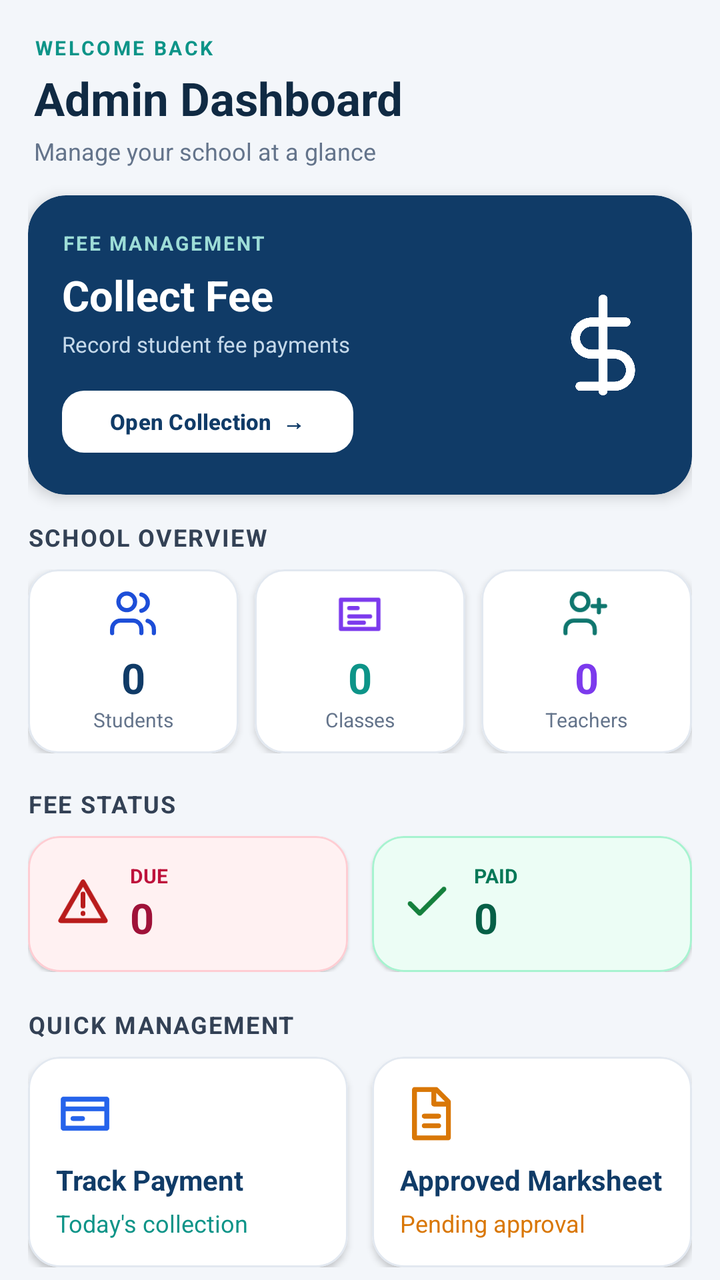
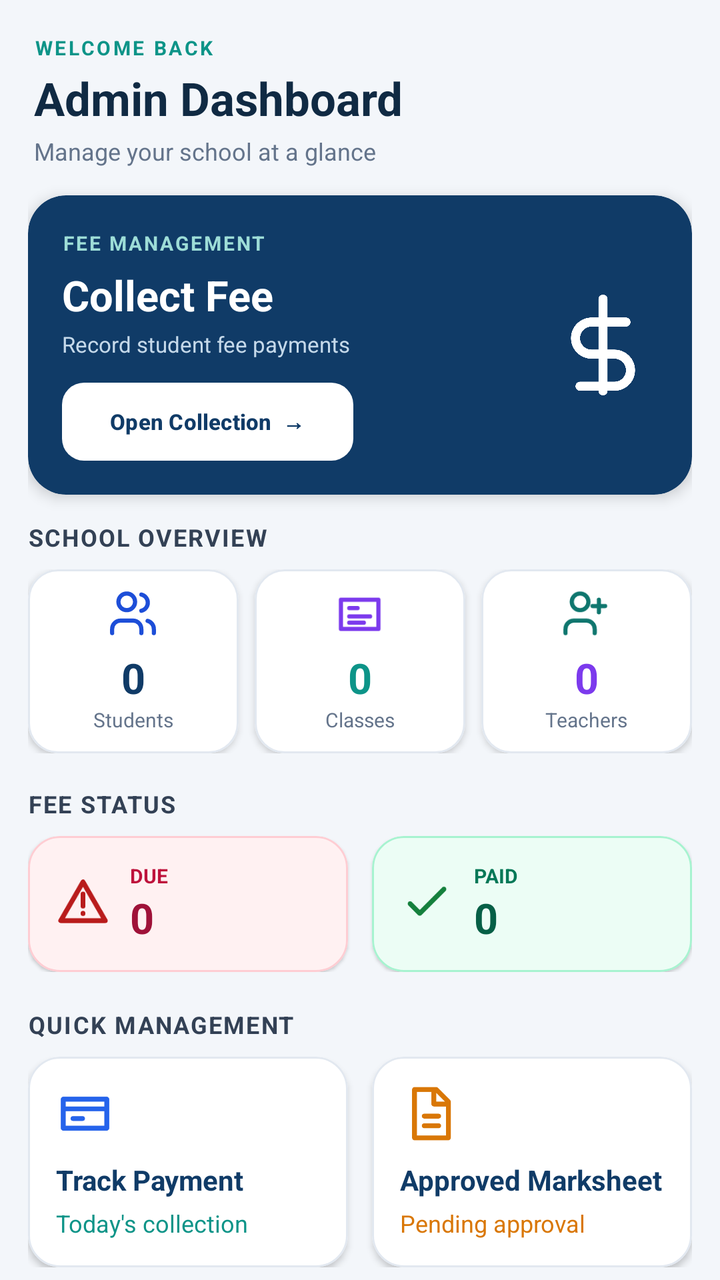

An Android layout rendered at two revisions. The XML below is the earlier revision; the diff shows what the commit changed to produce the second picture.
<!-- AndroidManifest.xml: application theme Theme.SchoolManager -->
<!-- res/layout/fragment_dashboard.xml -->
<?xml version="1.0" encoding="utf-8"?>
<androidx.core.widget.NestedScrollView
    xmlns:android="http://schemas.android.com/apk/res/android"
    xmlns:app="http://schemas.android.com/apk/res-auto"
    android:layout_width="match_parent"
    android:layout_height="match_parent"
    android:background="#F3F6FA"
    android:fillViewport="true"
    android:clipToPadding="false">

    <LinearLayout
        android:layout_width="match_parent"
        android:layout_height="wrap_content"
        android:orientation="vertical"
        android:padding="14dp">

        
        <LinearLayout
            android:layout_width="match_parent"
            android:layout_height="wrap_content"
            android:orientation="vertical"
            android:paddingStart="3dp"
            android:paddingTop="3dp"
            android:paddingBottom="14dp">

            <TextView
                android:layout_width="wrap_content"
                android:layout_height="wrap_content"
                android:text="WELCOME BACK"
                android:textColor="#0D9488"
                android:textSize="10sp"
                android:letterSpacing="0.12"
                android:textStyle="bold"/>

            <TextView
                android:layout_width="match_parent"
                android:layout_height="wrap_content"
                android:layout_marginTop="3dp"
                android:text="Admin Dashboard"
                android:textColor="#102A43"
                android:textSize="23sp"
                android:textStyle="bold"/>

            <TextView
                android:layout_width="wrap_content"
                android:layout_height="wrap_content"
                android:layout_marginTop="3dp"
                android:text="Manage your school at a glance"
                android:textColor="#64748B"
                android:textSize="12sp"/>
        </LinearLayout>

        
        <com.google.android.material.card.MaterialCardView
            android:id="@+id/cardCollectFee"
            android:layout_width="match_parent"
            android:layout_height="wrap_content"
            android:layout_marginBottom="13dp"
            app:cardBackgroundColor="#103B67"
            app:cardCornerRadius="19dp"
            app:cardElevation="4dp"
            app:strokeWidth="0dp">

            <LinearLayout
                android:layout_width="match_parent"
                android:layout_height="wrap_content"
                android:gravity="center_vertical"
                android:orientation="horizontal"
                android:padding="17dp">

                <LinearLayout
                    android:layout_width="0dp"
                    android:layout_height="wrap_content"
                    android:layout_weight="1"
                    android:orientation="vertical">

                    <TextView
                        android:layout_width="wrap_content"
                        android:layout_height="wrap_content"
                        android:text="FEE MANAGEMENT"
                        android:textColor="#9DDDD7"
                        android:textSize="10sp"
                        android:letterSpacing="0.1"
                        android:textStyle="bold"/>

                    <TextView
                        android:layout_width="wrap_content"
                        android:layout_height="wrap_content"
                        android:layout_marginTop="5dp"
                        android:text="Collect Fee"
                        android:textColor="#FFFFFF"
                        android:textSize="21sp"
                        android:textStyle="bold"/>

                    <TextView
                        android:layout_width="wrap_content"
                        android:layout_height="wrap_content"
                        android:layout_marginTop="3dp"
                        android:text="Record student fee payments"
                        android:textColor="#C5D9EA"
                        android:textSize="11sp"/>

                    <com.google.android.material.button.MaterialButton
                        android:id="@+id/btnQuickCollect"
                        android:layout_width="wrap_content"
                        android:layout_height="39dp"
                        android:layout_marginTop="12dp"
                        android:text="Open Collection  →"
                        android:textColor="#103B67"
                        android:textSize="11sp"
                        android:textStyle="bold"
                        app:backgroundTint="#FFFFFF"
                        app:cornerRadius="11dp"
                        app:insetTop="0dp"
                        app:insetBottom="0dp"/>
                </LinearLayout>

                <ImageView
                    android:layout_width="55dp"
                    android:layout_height="55dp"
                    android:layout_marginStart="8dp"
                    android:src="@drawable/ic_dash_collect"
                    android:contentDescription="Collect fee"/>
            </LinearLayout>
        </com.google.android.material.card.MaterialCardView>

        
        <TextView
            android:layout_width="wrap_content"
            android:layout_height="wrap_content"
            android:layout_marginBottom="8dp"
            android:text="SCHOOL OVERVIEW"
            android:textColor="#334155"
            android:textSize="12sp"
            android:textStyle="bold"
            android:letterSpacing="0.06"/>

        <LinearLayout
            android:layout_width="match_parent"
            android:layout_height="wrap_content"
            android:orientation="horizontal"
            android:baselineAligned="false">

            <com.google.android.material.card.MaterialCardView
                android:id="@+id/cardStudents"
                android:layout_width="0dp"
                android:layout_height="wrap_content"
                android:layout_weight="1"
                android:layout_marginEnd="5dp"
                app:cardBackgroundColor="#FFFFFF"
                app:cardCornerRadius="15dp"
                app:cardElevation="2dp"
                app:strokeColor="#E2E8F0"
                app:strokeWidth="1dp">

                <LinearLayout
                    android:layout_width="match_parent"
                    android:layout_height="wrap_content"
                    android:gravity="center"
                    android:orientation="vertical"
                    android:padding="10dp">

                    <ImageView
                        android:layout_width="25dp"
                        android:layout_height="25dp"
                        android:src="@drawable/ic_dash_students"
                        android:contentDescription="Students"/>

                    <TextView
                        android:id="@+id/tvStudentCount"
                        android:layout_width="wrap_content"
                        android:layout_height="wrap_content"
                        android:layout_marginTop="5dp"
                        android:text="0"
                        android:textColor="#103B67"
                        android:textSize="21sp"
                        android:textStyle="bold"/>

                    <TextView
                        android:layout_width="wrap_content"
                        android:layout_height="wrap_content"
                        android:text="Students"
                        android:textColor="#64748B"
                        android:textSize="10sp"/>
                </LinearLayout>
            </com.google.android.material.card.MaterialCardView>

            <com.google.android.material.card.MaterialCardView
                android:id="@+id/cardClasses"
                android:layout_width="0dp"
                android:layout_height="wrap_content"
                android:layout_weight="1"
                android:layout_marginHorizontal="3dp"
                app:cardBackgroundColor="#FFFFFF"
                app:cardCornerRadius="15dp"
                app:cardElevation="2dp"
                app:strokeColor="#E2E8F0"
                app:strokeWidth="1dp">

                <LinearLayout
                    android:layout_width="match_parent"
                    android:layout_height="wrap_content"
                    android:gravity="center"
                    android:orientation="vertical"
                    android:padding="10dp">

                    <ImageView
                        android:layout_width="25dp"
                        android:layout_height="25dp"
                        android:src="@drawable/ic_dash_class"
                        android:contentDescription="Classes"/>

                    <TextView
                        android:id="@+id/tvClassCount"
                        android:layout_width="wrap_content"
                        android:layout_height="wrap_content"
                        android:layout_marginTop="5dp"
                        android:text="0"
                        android:textColor="#0D9488"
                        android:textSize="21sp"
                        android:textStyle="bold"/>

                    <TextView
                        android:layout_width="wrap_content"
                        android:layout_height="wrap_content"
                        android:text="Classes"
                        android:textColor="#64748B"
                        android:textSize="10sp"/>
                </LinearLayout>
            </com.google.android.material.card.MaterialCardView>

            <com.google.android.material.card.MaterialCardView
                android:id="@+id/cardTeachers"
                android:layout_width="0dp"
                android:layout_height="wrap_content"
                android:layout_weight="1"
                android:layout_marginStart="5dp"
                app:cardBackgroundColor="#FFFFFF"
                app:cardCornerRadius="15dp"
                app:cardElevation="2dp"
                app:strokeColor="#E2E8F0"
                app:strokeWidth="1dp">

                <LinearLayout
                    android:layout_width="match_parent"
                    android:layout_height="wrap_content"
                    android:gravity="center"
                    android:orientation="vertical"
                    android:padding="10dp">

                    <ImageView
                        android:layout_width="25dp"
                        android:layout_height="25dp"
                        android:src="@drawable/ic_dash_teacher"
                        android:contentDescription="Teachers"/>

                    <TextView
                        android:id="@+id/tvTeacherCount"
                        android:layout_width="wrap_content"
                        android:layout_height="wrap_content"
                        android:layout_marginTop="5dp"
                        android:text="0"
                        android:textColor="#7C3AED"
                        android:textSize="21sp"
                        android:textStyle="bold"/>

                    <TextView
                        android:layout_width="wrap_content"
                        android:layout_height="wrap_content"
                        android:text="Teachers"
                        android:textColor="#64748B"
                        android:textSize="10sp"/>
                </LinearLayout>
            </com.google.android.material.card.MaterialCardView>
        </LinearLayout>

        
        <TextView
            android:layout_width="wrap_content"
            android:layout_height="wrap_content"
            android:layout_marginTop="17dp"
            android:layout_marginBottom="8dp"
            android:text="FEE STATUS"
            android:textColor="#334155"
            android:textSize="12sp"
            android:textStyle="bold"
            android:letterSpacing="0.06"/>

        <LinearLayout
            android:layout_width="match_parent"
            android:layout_height="wrap_content"
            android:orientation="horizontal">

            <com.google.android.material.card.MaterialCardView
                android:id="@+id/cardDueList"
                android:layout_width="0dp"
                android:layout_height="wrap_content"
                android:layout_weight="1"
                android:layout_marginEnd="6dp"
                app:cardBackgroundColor="#FFF1F2"
                app:cardCornerRadius="16dp"
                app:cardElevation="1dp"
                app:strokeColor="#FECDD3"
                app:strokeWidth="1dp">

                <LinearLayout
                    android:layout_width="match_parent"
                    android:layout_height="wrap_content"
                    android:gravity="center_vertical"
                    android:orientation="horizontal"
                    android:padding="13dp">

                    <ImageView
                        android:layout_width="29dp"
                        android:layout_height="29dp"
                        android:src="@drawable/ic_dash_due"
                        android:contentDescription="Due fees"/>

                    <LinearLayout
                        android:layout_width="0dp"
                        android:layout_height="wrap_content"
                        android:layout_marginStart="9dp"
                        android:layout_weight="1"
                        android:orientation="vertical">

                        <TextView
                            android:layout_width="wrap_content"
                            android:layout_height="wrap_content"
                            android:text="DUE"
                            android:textColor="#BE123C"
                            android:textSize="10sp"
                            android:textStyle="bold"/>

                        <TextView
                            android:id="@+id/tvDashboardDueCount"
                            android:layout_width="wrap_content"
                            android:layout_height="wrap_content"
                            android:text="0"
                            android:textColor="#9F1239"
                            android:textSize="21sp"
                            android:textStyle="bold"/>
                    </LinearLayout>
                </LinearLayout>
            </com.google.android.material.card.MaterialCardView>

            <com.google.android.material.card.MaterialCardView
                android:id="@+id/cardPaidList"
                android:layout_width="0dp"
                android:layout_height="wrap_content"
                android:layout_weight="1"
                android:layout_marginStart="6dp"
                app:cardBackgroundColor="#ECFDF5"
                app:cardCornerRadius="16dp"
                app:cardElevation="1dp"
                app:strokeColor="#A7F3D0"
                app:strokeWidth="1dp">

                <LinearLayout
                    android:layout_width="match_parent"
                    android:layout_height="wrap_content"
                    android:gravity="center_vertical"
                    android:orientation="horizontal"
                    android:padding="13dp">

                    <ImageView
                        android:layout_width="29dp"
                        android:layout_height="29dp"
                        android:src="@drawable/ic_dash_paid"
                        android:contentDescription="Paid fees"/>

                    <LinearLayout
                        android:layout_width="0dp"
                        android:layout_height="wrap_content"
                        android:layout_marginStart="9dp"
                        android:layout_weight="1"
                        android:orientation="vertical">

                        <TextView
                            android:layout_width="wrap_content"
                            android:layout_height="wrap_content"
                            android:text="PAID"
                            android:textColor="#047857"
                            android:textSize="10sp"
                            android:textStyle="bold"/>

                        <TextView
                            android:id="@+id/tvDashboardPaidCount"
                            android:layout_width="wrap_content"
                            android:layout_height="wrap_content"
                            android:text="0"
                            android:textColor="#065F46"
                            android:textSize="21sp"
                            android:textStyle="bold"/>
                    </LinearLayout>
                </LinearLayout>
            </com.google.android.material.card.MaterialCardView>
        </LinearLayout>

        
        <TextView
            android:layout_width="wrap_content"
            android:layout_height="wrap_content"
            android:layout_marginTop="18dp"
            android:layout_marginBottom="8dp"
            android:text="QUICK MANAGEMENT"
            android:textColor="#334155"
            android:textSize="12sp"
            android:textStyle="bold"
            android:letterSpacing="0.06"/>

        <LinearLayout
            android:layout_width="match_parent"
            android:layout_height="wrap_content"
            android:orientation="horizontal">

            <com.google.android.material.card.MaterialCardView
                android:id="@+id/cardTrackPayment"
                android:layout_width="0dp"
                android:layout_height="wrap_content"
                android:layout_weight="1"
                android:layout_marginEnd="6dp"
                app:cardBackgroundColor="#FFFFFF"
                app:cardCornerRadius="16dp"
                app:cardElevation="2dp"
                app:strokeColor="#E2E8F0"
                app:strokeWidth="1dp">

                <LinearLayout
                    android:layout_width="match_parent"
                    android:layout_height="wrap_content"
                    android:orientation="vertical"
                    android:padding="14dp">

                    <ImageView
                        android:layout_width="29dp"
                        android:layout_height="29dp"
                        android:src="@drawable/ic_dash_payment"
                        android:contentDescription="Track payment"/>

                    <TextView
                        android:layout_width="match_parent"
                        android:layout_height="wrap_content"
                        android:layout_marginTop="9dp"
                        android:text="Track Payment"
                        android:textColor="#103B67"
                        android:textSize="14sp"
                        android:textStyle="bold"/>

                    <TextView
                        android:id="@+id/tvDailyCollection"
                        android:layout_width="match_parent"
                        android:layout_height="wrap_content"
                        android:layout_marginTop="4dp"
                        android:text="Today's collection"
                        android:textColor="#0D9488"
                        android:textSize="12sp"
                        android:maxLines="2"/>
                </LinearLayout>
            </com.google.android.material.card.MaterialCardView>

            <com.google.android.material.card.MaterialCardView
                android:id="@+id/cardApprovedMarksheet"
                android:layout_width="0dp"
                android:layout_height="wrap_content"
                android:layout_weight="1"
                android:layout_marginStart="6dp"
                app:cardBackgroundColor="#FFFFFF"
                app:cardCornerRadius="16dp"
                app:cardElevation="2dp"
                app:strokeColor="#E2E8F0"
                app:strokeWidth="1dp">

                <LinearLayout
                    android:layout_width="match_parent"
                    android:layout_height="wrap_content"
                    android:orientation="vertical"
                    android:padding="14dp">

                    <ImageView
                        android:layout_width="29dp"
                        android:layout_height="29dp"
                        android:src="@drawable/ic_dash_marksheet"
                        android:contentDescription="Approved marksheet"/>

                    <TextView
                        android:layout_width="match_parent"
                        android:layout_height="wrap_content"
                        android:layout_marginTop="9dp"
                        android:text="Approved Marksheet"
                        android:textColor="#103B67"
                        android:textSize="14sp"
                        android:textStyle="bold"
                        android:maxLines="2"/>

                    <TextView
                        android:id="@+id/tvPendingMarksheetCount"
                        android:layout_width="match_parent"
                        android:layout_height="wrap_content"
                        android:layout_marginTop="4dp"
                        android:text="Pending approval"
                        android:textColor="#D97706"
                        android:textSize="12sp"
                        android:maxLines="2"/>
                </LinearLayout>
            </com.google.android.material.card.MaterialCardView>
        </LinearLayout>

        
        <LinearLayout
            android:layout_width="match_parent"
            android:layout_height="wrap_content"
            android:layout_marginTop="12dp"
            android:orientation="horizontal">

            <com.google.android.material.card.MaterialCardView
                android:id="@+id/cardSetExams"
                android:layout_width="0dp"
                android:layout_height="wrap_content"
                android:layout_weight="1"
                android:layout_marginEnd="6dp"
                app:cardBackgroundColor="#FFFFFF"
                app:cardCornerRadius="16dp"
                app:cardElevation="2dp"
                app:strokeColor="#E2E8F0"
                app:strokeWidth="1dp">

                <LinearLayout
                    android:layout_width="match_parent"
                    android:layout_height="wrap_content"
                    android:orientation="vertical"
                    android:padding="14dp">

                    <ImageView
                        android:layout_width="29dp"
                        android:layout_height="29dp"
                        android:src="@drawable/ic_dash_exam"
                        android:contentDescription="Set exams"/>

                    <TextView
                        android:layout_width="match_parent"
                        android:layout_height="wrap_content"
                        android:layout_marginTop="9dp"
                        android:text="Set Exams"
                        android:textColor="#103B67"
                        android:textSize="14sp"
                        android:textStyle="bold"/>

                    <TextView
                        android:layout_width="match_parent"
                        android:layout_height="wrap_content"
                        android:layout_marginTop="4dp"
                        android:text="Configure examination"
                        android:textColor="#64748B"
                        android:textSize="11sp"/>
                </LinearLayout>
            </com.google.android.material.card.MaterialCardView>

            <com.google.android.material.card.MaterialCardView
                android:id="@+id/cardPublishResult"
                android:layout_width="0dp"
                android:layout_height="wrap_content"
                android:layout_weight="1"
                android:layout_marginStart="6dp"
                app:cardBackgroundColor="#FFFFFF"
                app:cardCornerRadius="16dp"
                app:cardElevation="2dp"
                app:strokeColor="#E2E8F0"
                app:strokeWidth="1dp">

                <LinearLayout
                    android:layout_width="match_parent"
                    android:layout_height="wrap_content"
                    android:orientation="vertical"
                    android:padding="14dp">

                    <ImageView
                        android:layout_width="29dp"
                        android:layout_height="29dp"
                        android:src="@drawable/ic_dash_result"
                        android:contentDescription="Publish results"/>

                    <TextView
                        android:layout_width="match_parent"
                        android:layout_height="wrap_content"
                        android:layout_marginTop="9dp"
                        android:text="Publish Result"
                        android:textColor="#103B67"
                        android:textSize="14sp"
                        android:textStyle="bold"/>

                    <TextView
                        android:layout_width="match_parent"
                        android:layout_height="wrap_content"
                        android:layout_marginTop="4dp"
                        android:text="Generate PDF marksheets"
                        android:textColor="#64748B"
                        android:textSize="11sp"/>
                </LinearLayout>
            </com.google.android.material.card.MaterialCardView>
        </LinearLayout>

        
        <com.google.android.material.card.MaterialCardView
            android:id="@+id/cardMessage"
            android:layout_width="match_parent"
            android:layout_height="wrap_content"
            android:layout_marginTop="13dp"
            android:layout_marginBottom="18dp"
            app:cardBackgroundColor="#103B67"
            app:cardCornerRadius="17dp"
            app:cardElevation="3dp"
            app:strokeWidth="0dp">

            <LinearLayout
                android:layout_width="match_parent"
                android:layout_height="wrap_content"
                android:gravity="center_vertical"
                android:orientation="horizontal"
                android:padding="15dp">

                <ImageView
                    android:layout_width="35dp"
                    android:layout_height="35dp"
                    android:layout_marginEnd="11dp"
                    android:src="@drawable/ic_dash_message"
                    android:contentDescription="WhatsApp messaging"/>

                <LinearLayout
                    android:layout_width="0dp"
                    android:layout_height="wrap_content"
                    android:layout_weight="1"
                    android:orientation="vertical">

                    <TextView
                        android:layout_width="match_parent"
                        android:layout_height="wrap_content"
                        android:text="WhatsApp Message"
                        android:textColor="#FFFFFF"
                        android:textSize="14sp"
                        android:textStyle="bold"/>

                    <TextView
                        android:layout_width="match_parent"
                        android:layout_height="wrap_content"
                        android:layout_marginTop="3dp"
                        android:text="Message students and parents"
                        android:textColor="#C5D9EA"
                        android:textSize="10sp"/>
                </LinearLayout>

                <com.google.android.material.button.MaterialButton
                    android:id="@+id/btnOpenMessage"
                    style="@style/Widget.Material3.Button.TonalButton"
                    android:layout_width="wrap_content"
                    android:layout_height="39dp"
                    android:layout_marginStart="5dp"
                    android:text="Open"
                    android:textColor="#103B67"
                    android:textSize="11sp"
                    android:textStyle="bold"
                    app:backgroundTint="#FFFFFF"
                    app:cornerRadius="10dp"
                    app:insetTop="0dp"
                    app:insetBottom="0dp"/>
            </LinearLayout>
        </com.google.android.material.card.MaterialCardView>

    </LinearLayout>
</androidx.core.widget.NestedScrollView>
<!-- resources referenced by this layout -->
<resources>
  <!-- drawable ic_dash_class (drawable) -->
  <vector xmlns:android="http://schemas.android.com/apk/res/android" android:width="24dp" android:height="24dp" android:viewportWidth="24" android:viewportHeight="24"><path android:fillColor="@android:color/transparent" android:strokeColor="#7C3AED" android:strokeWidth="2" android:strokeLineCap="round" android:strokeLineJoin="round" android:pathData="M3 5h18v14H3zM7 9h4m-4 4h10m-10 3h7"/></vector>
  <!-- drawable ic_dash_collect (drawable) -->
  <vector xmlns:android="http://schemas.android.com/apk/res/android" android:width="24dp" android:height="24dp" android:viewportWidth="24" android:viewportHeight="24"><path android:fillColor="@android:color/transparent" android:strokeColor="#FFFFFF" android:strokeWidth="2" android:strokeLineCap="round" android:strokeLineJoin="round" android:pathData="M12 2v20m5-15H9.5a3.5 3.5 0 0 0 0 7h5a3.5 3.5 0 0 1 0 7H7"/></vector>
  <!-- drawable ic_dash_due (drawable) -->
  <vector xmlns:android="http://schemas.android.com/apk/res/android" android:width="24dp" android:height="24dp" android:viewportWidth="24" android:viewportHeight="24"><path android:fillColor="@android:color/transparent" android:strokeColor="#B91C1C" android:strokeWidth="2" android:strokeLineCap="round" android:strokeLineJoin="round" android:pathData="M12 3 2.8 19h18.4L12 3zm0 5v5m0 3v.1"/></vector>
  <!-- drawable ic_dash_exam (drawable) -->
  <vector xmlns:android="http://schemas.android.com/apk/res/android" android:width="24dp" android:height="24dp" android:viewportWidth="24" android:viewportHeight="24"><path android:fillColor="@android:color/transparent" android:strokeColor="#7C3AED" android:strokeWidth="2" android:strokeLineCap="round" android:strokeLineJoin="round" android:pathData="M5 3h14v18H5zM8 8h8m-8 4h8m-8 4h5"/></vector>
  <!-- drawable ic_dash_marksheet (drawable) -->
  <vector xmlns:android="http://schemas.android.com/apk/res/android" android:width="24dp" android:height="24dp" android:viewportWidth="24" android:viewportHeight="24"><path android:fillColor="@android:color/transparent" android:strokeColor="#D97706" android:strokeWidth="2" android:strokeLineCap="round" android:strokeLineJoin="round" android:pathData="M6 2h9l5 5v15H6zM14 2v6h6m-10 5h6m-6 4h6"/></vector>
  <!-- drawable ic_dash_message (drawable) -->
  <vector xmlns:android="http://schemas.android.com/apk/res/android" android:width="24dp" android:height="24dp" android:viewportWidth="24" android:viewportHeight="24"><path android:fillColor="@android:color/transparent" android:strokeColor="#059669" android:strokeWidth="2" android:strokeLineCap="round" android:strokeLineJoin="round" android:pathData="M3 4h18v14H8l-5 4zM7 9h10m-10 4h7"/></vector>
  <!-- drawable ic_dash_paid (drawable) -->
  <vector xmlns:android="http://schemas.android.com/apk/res/android" android:width="24dp" android:height="24dp" android:viewportWidth="24" android:viewportHeight="24"><path android:fillColor="@android:color/transparent" android:strokeColor="#15803D" android:strokeWidth="2" android:strokeLineCap="round" android:strokeLineJoin="round" android:pathData="M5 12l4 4L19 6"/></vector>
  <!-- drawable ic_dash_payment (drawable) -->
  <vector xmlns:android="http://schemas.android.com/apk/res/android" android:width="24dp" android:height="24dp" android:viewportWidth="24" android:viewportHeight="24"><path android:fillColor="@android:color/transparent" android:strokeColor="#2563EB" android:strokeWidth="2" android:strokeLineCap="round" android:strokeLineJoin="round" android:pathData="M3 6h18v12H3zM3 10h18m-14 4h4"/></vector>
  <!-- drawable ic_dash_result (drawable) -->
  <vector xmlns:android="http://schemas.android.com/apk/res/android" android:width="24dp" android:height="24dp" android:viewportWidth="24" android:viewportHeight="24"><path android:fillColor="@android:color/transparent" android:strokeColor="#0D9488" android:strokeWidth="2" android:strokeLineCap="round" android:strokeLineJoin="round" android:pathData="M4 4h16v16H4zM8 15l3-3 2 2 4-5"/></vector>
  <!-- unchanged entries left out for length: 3 -->
</resources>

<!-- the commit's change to res/layout/fragment_dashboard.xml (unified diff, before → after) -->
@@ -111,8 +111,8 @@
                         android:textStyle="bold"
                         app:backgroundTint="#FFFFFF"
                         app:cornerRadius="11dp"
-                        app:insetTop="0dp"
-                        app:insetBottom="0dp"/>
+                        android:insetTop="0dp"
+                        android:insetBottom="0dp"/>
                 </LinearLayout>
 
                 <ImageView
@@ -660,8 +660,8 @@
                     android:textStyle="bold"
                     app:backgroundTint="#FFFFFF"
                     app:cornerRadius="10dp"
-                    app:insetTop="0dp"
-                    app:insetBottom="0dp"/>
+                    android:insetTop="0dp"
+                    android:insetBottom="0dp"/>
             </LinearLayout>
         </com.google.android.material.card.MaterialCardView>
 
